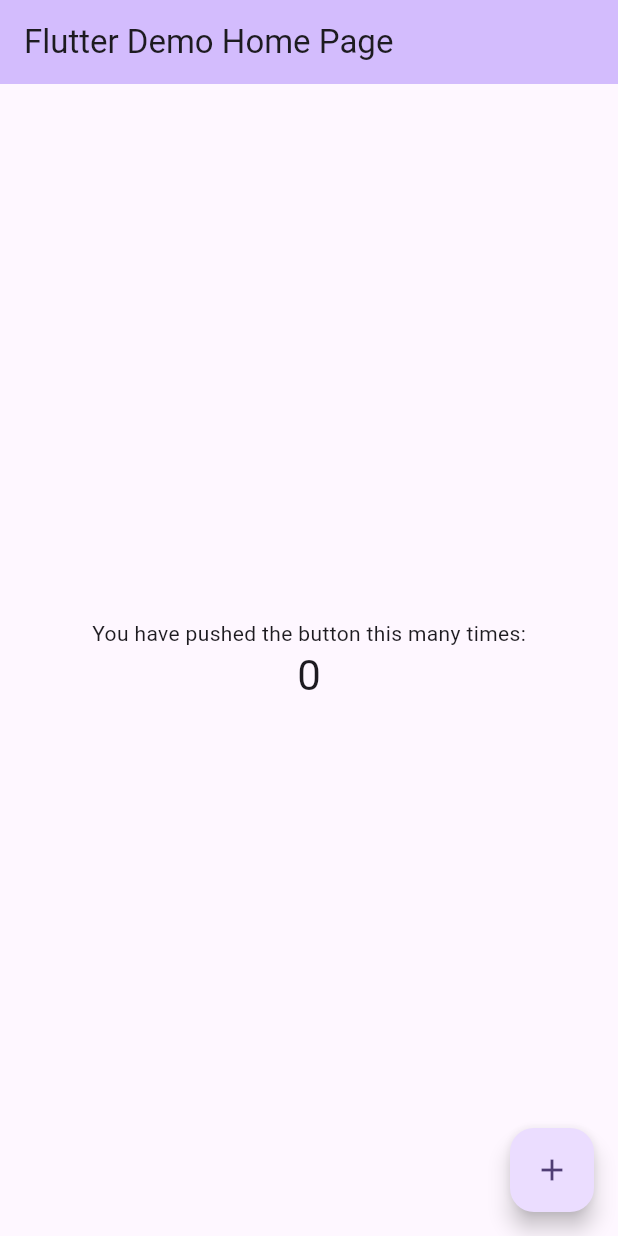
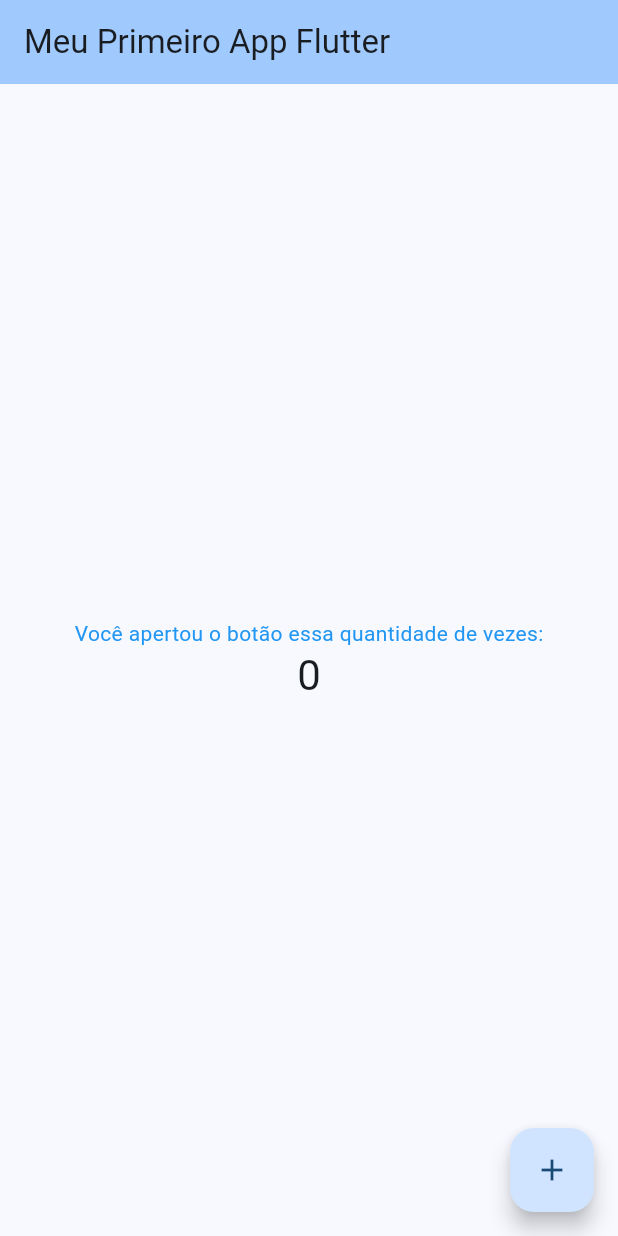
Before and after one commit to Luiz-JLP/Estudos.Flutter.FirstApp, a Flutter app: the screen it shows after launch, on a phone screen of 412 x 824 dp. Run offline on Flutter 3.47's test engine with Material 3 defaults, Android fonts, the phone set to English and light mode, and no system bars.

Commit message:
Alterações de layout

```diff
--- a/lib/main.dart
+++ b/lib/main.dart
@@ -28,10 +28,10 @@ class MyApp extends StatelessWidget {
         //
         // This works for code too, not just values: Most code changes can be
         // tested with just a hot reload.
-        colorScheme: ColorScheme.fromSeed(seedColor: Colors.deepPurple),
+        colorScheme: ColorScheme.fromSeed(seedColor: Colors.blue),
         useMaterial3: true,
       ),
-      home: const MyHomePage(title: 'Flutter Demo Home Page'),
+      home: const MyHomePage(title: 'Meu Primeiro App Flutter'),
     );
   }
 }
@@ -106,7 +106,8 @@ class _MyHomePageState extends State<MyHomePage> {
           mainAxisAlignment: MainAxisAlignment.center,
           children: <Widget>[
             const Text(
-              'You have pushed the button this many times:',
+              'Você apertou o botão essa quantidade de vezes:',
+              style: TextStyle(color: Colors.blue),
             ),
             Text(
               '$_counter',
@@ -117,7 +118,7 @@ class _MyHomePageState extends State<MyHomePage> {
       ),
       floatingActionButton: FloatingActionButton(
         onPressed: _incrementCounter,
-        tooltip: 'Increment',
+        tooltip: 'Adicionar',
         child: const Icon(Icons.add),
       ), // This trailing comma makes auto-formatting nicer for build methods.
     );
```
